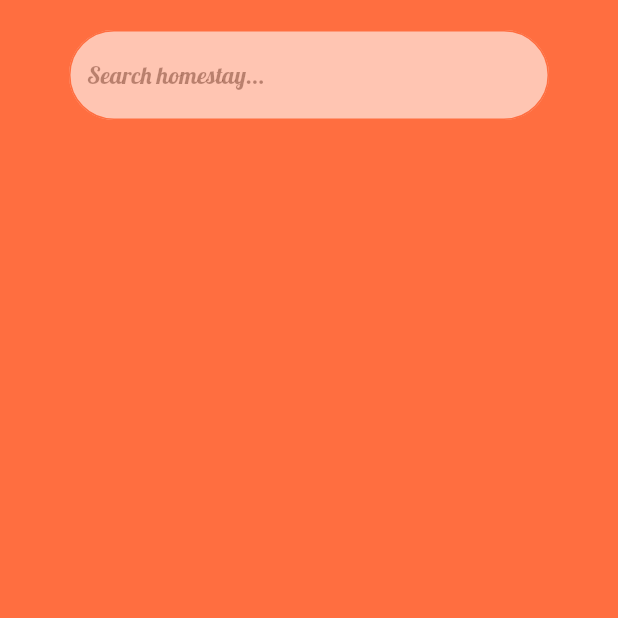
After one commit to Jamies-Tran/GSP23SE23_SP23SE33_SBHS, a Flutter app: the SearchHomestayScreen screen opened by its route, on a phone screen of 412 x 824 dp, the top half of it. The commit adds this screen. Run offline on Flutter 3.47's test engine with Material 2 defaults, Android fonts, the phone set to English and light mode, and no system bars; our stand-ins replace cloud_firestore, firebase_auth, firebase_core, firebase_storage, flutter_dotenv, flutter_rating_stars and 4 more; missing offline and left inert: flutter_advanced_avatar; accounts and stored records are empty; network calls fail.

Commit message:
Get user current location

```diff
--- a/staywithme_passenger_application/lib/main.dart
+++ b/staywithme_passenger_application/lib/main.dart
@@ -10,6 +10,7 @@ import 'package:staywithme_passenger_application/screen/authenticate/log_in_scre
 import 'package:staywithme_passenger_application/screen/authenticate/register_screen.dart';
 import 'package:staywithme_passenger_application/screen/authenticate/send_mail_screen.dart';
 import 'package:staywithme_passenger_application/screen/authenticate/validate_otp_screen.dart';
+import 'package:staywithme_passenger_application/screen/homestay/search_homestay_screen.dart';
 import 'package:staywithme_passenger_application/screen/main_screen.dart';
 import 'package:staywithme_passenger_application/screen/personal/add_balance_screen.dart';
 import 'package:staywithme_passenger_application/screen/personal/info_management_screen.dart';
@@ -71,6 +72,8 @@ class MyApp extends StatelessWidget {
             const ValidateOtpScreen(),
         ChangePasswordScreen.changePasswordScreenRoute: (context) =>
             const ChangePasswordScreen(),
+        SearchHomestayScreen.searchHomestayScreenRoute: (context) =>
+            const SearchHomestayScreen(),
         MainScreen.mainScreenRoute: (context) => const MainScreen()
       },
     );
--- /dev/null
+++ b/staywithme_passenger_application/lib/screen/homestay/search_homestay_screen.dart
@@ -0,0 +1,131 @@
+import 'package:flutter/material.dart';
+import 'package:flutter_spinkit/flutter_spinkit.dart';
+import 'package:geolocator/geolocator.dart';
+import 'package:staywithme_passenger_application/global_variable.dart';
+import 'package:staywithme_passenger_application/service/location/location_service.dart';
+import 'package:staywithme_passenger_application/service_locator/service_locator.dart';
+
+class SearchHomestayScreen extends StatefulWidget {
+  const SearchHomestayScreen({super.key});
+  static const String searchHomestayScreenRoute = "/search_homestay";
+
+  @override
+  State<SearchHomestayScreen> createState() => _SearchHomestayScreenState();
+}
+
+class _SearchHomestayScreenState extends State<SearchHomestayScreen> {
+  final locationService = locator.get<ILocationService>();
+
+  @override
+  Widget build(BuildContext context) {
+    return Scaffold(
+      body: Container(
+        width: MediaQuery.of(context).size.width,
+        height: MediaQuery.of(context).size.height,
+        padding: const EdgeInsets.only(top: 20),
+        color: secondaryColor,
+        child: FutureBuilder(
+          future: locationService.getUserCurrentLocation(),
+          builder: (context, snapshot) {
+            switch (snapshot.connectionState) {
+              case ConnectionState.waiting:
+                return Column(
+                  crossAxisAlignment: CrossAxisAlignment.center,
+                  mainAxisAlignment: MainAxisAlignment.center,
+                  children: const [
+                    SpinKitFadingCircle(
+                      color: Colors.black,
+                      duration: Duration(seconds: 4),
+                    ),
+                    Text(
+                      "Getting your location...",
+                      style:
+                          TextStyle(fontFamily: "Lobster", color: Colors.black),
+                    )
+                  ],
+                );
+              case ConnectionState.done:
+                final data = snapshot.data;
+                return SingleChildScrollView(
+                  child: SafeArea(
+                    child: Column(
+                      children: [
+                        TweenAnimationBuilder(
+                          tween: Tween<double>(begin: 0, end: 1),
+                          duration: const Duration(seconds: 3),
+                          builder: (context, value, child) =>
+                              Opacity(opacity: value, child: child),
+                          child: SizedBox(
+                            width: 320,
+                            child: TextFormField(
+                              decoration: const InputDecoration(
+                                filled: true,
+                                fillColor: Colors.white,
+                                hintText: "Search homestay...",
+                                hintStyle: TextStyle(
+                                    fontFamily: "Lobster",
+                                    color: Colors.black45),
+                                enabledBorder: OutlineInputBorder(
+                                    borderSide:
+                                        BorderSide(color: secondaryColor),
+                                    borderRadius:
+                                        BorderRadius.all(Radius.circular(50))),
+                                focusedBorder: OutlineInputBorder(
+                                    borderSide:
+                                        BorderSide(color: secondaryColor),
+                                    borderRadius:
+                                        BorderRadius.all(Radius.circular(50))),
+                              ),
+                            ),
+                          ),
+                        ),
+                        const SizedBox(
+                          height: 15,
+                        ),
+                        data is Position
+                            ? TweenAnimationBuilder(
+                                tween: Tween<double>(begin: 0, end: 1),
+                                duration: const Duration(seconds: 5),
+                                builder: (context, value, child) => Opacity(
+                                  opacity: value,
+                                  child: child,
+                                ),
+                                child: Container(
+                                  width: 200,
+                                  height: 50,
+                                  decoration: const BoxDecoration(
+                                      borderRadius:
+                                          BorderRadius.all(Radius.circular(20)),
+                                      color: primaryColor),
+                                  child: Row(
+                                      mainAxisAlignment:
+                                          MainAxisAlignment.center,
+                                      children: const [
+                                        Icon(Icons.location_on),
+                                        SizedBox(
+                                          width: 5,
+                                        ),
+                                        Text(
+                                          "Near me",
+                                          style: TextStyle(
+                                              fontWeight: FontWeight.bold),
+                                        )
+                                      ]),
+                                ),
+                              )
+                            : const SizedBox()
+                      ],
+                    ),
+                  ),
+                );
+
+              default:
+                break;
+            }
+            return const SizedBox();
+          },
+        ),
+      ),
+    );
+  }
+}
--- a/staywithme_passenger_application/lib/service_locator/service_locator.dart
+++ b/staywithme_passenger_application/lib/service_locator/service_locator.dart
@@ -2,8 +2,9 @@ import 'package:get_it/get_it.dart';
 import 'package:staywithme_passenger_application/service/authentication/auth_service.dart';
 import 'package:staywithme_passenger_application/service/authentication/firebase_service.dart';
 import 'package:staywithme_passenger_application/service/authentication/google_auth_service.dart';
+import 'package:staywithme_passenger_application/service/location/location_service.dart';
 import 'package:staywithme_passenger_application/service/user/auto_complete_service.dart';
-import 'package:staywithme_passenger_application/service/user/homestay_service.dart';
+import 'package:staywithme_passenger_application/service/homestay/homestay_service.dart';
 import 'package:staywithme_passenger_application/service/user/payment_service.dart';
 import 'package:staywithme_passenger_application/service/user/user_service.dart';
 
@@ -20,4 +21,5 @@ void setup() {
   locator
       .registerLazySingleton<IAutoCompleteService>(() => AutoCompleteService());
   locator.registerLazySingleton<IHomestayService>(() => HomestayService());
+  locator.registerLazySingleton<ILocationService>(() => LocationService());
 }
--- a/staywithme_passenger_application/pubspec.yaml
+++ b/staywithme_passenger_application/pubspec.yaml
@@ -49,6 +49,7 @@ dependencies:
   url_launcher: ^6.1.9
   firebase_storage: ^11.0.14
   flutter_rating_stars: ^1.0.3+4
+  geolocator: ^9.0.2
 
 dev_dependencies:
   flutter_test:
```
Also changed, not shown: staywithme_passenger_application/lib/bloc/event/homestay_event.dart (added, +9 -0 lines), staywithme_passenger_application/lib/bloc/homestay_bloc.dart (added, +22 -0 lines), staywithme_passenger_application/lib/screen/homestay/homestay_screen.dart (+6 -3 lines), staywithme_passenger_application/lib/service/location/location_service.dart (added, +31 -0 lines), staywithme_passenger_application/lib/service/homestay/homestay_service.dart (renamed from staywithme_passenger_application/lib/service/user/homestay_service.dart), staywithme_passenger_application/pubspec.lock, 4 other files.
